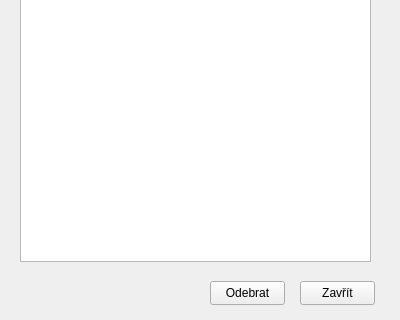
The window that projekt/form.ui (Luckays/coffee) describes before a commit, drawn with Qt 5; both pictures show x 0 to 400 and y 149 to 469 of the 400 by 469 pixel window.
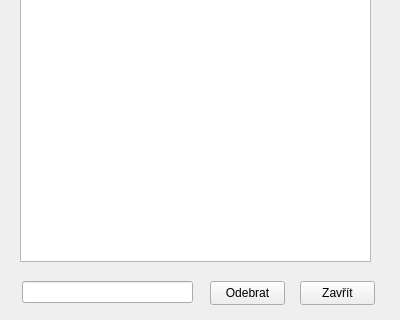
The same window after the commit.

```diff
--- a/projekt/form.ui
+++ b/projekt/form.ui
@@ -58,6 +58,16 @@
     <string>Odebrat</string>
    </property>
   </widget>
+  <widget class="QLineEdit" name="lineEdit">
+   <property name="geometry">
+    <rect>
+     <x>22</x>
+     <y>430</y>
+     <width>171</width>
+     <height>22</height>
+    </rect>
+   </property>
+  </widget>
  </widget>
  <resources/>
  <connections/>
```
Left out of the diff: 2 changed lines with no effect on the pictures.
